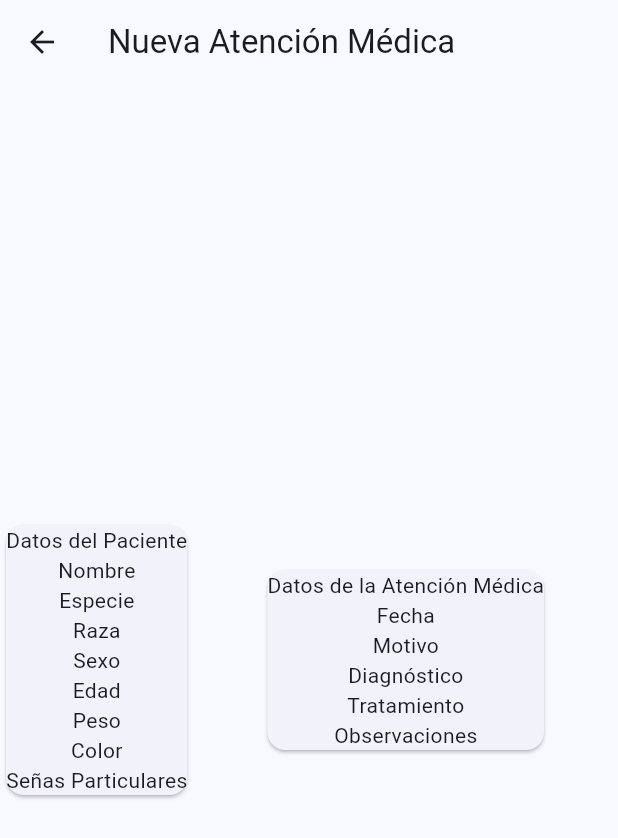
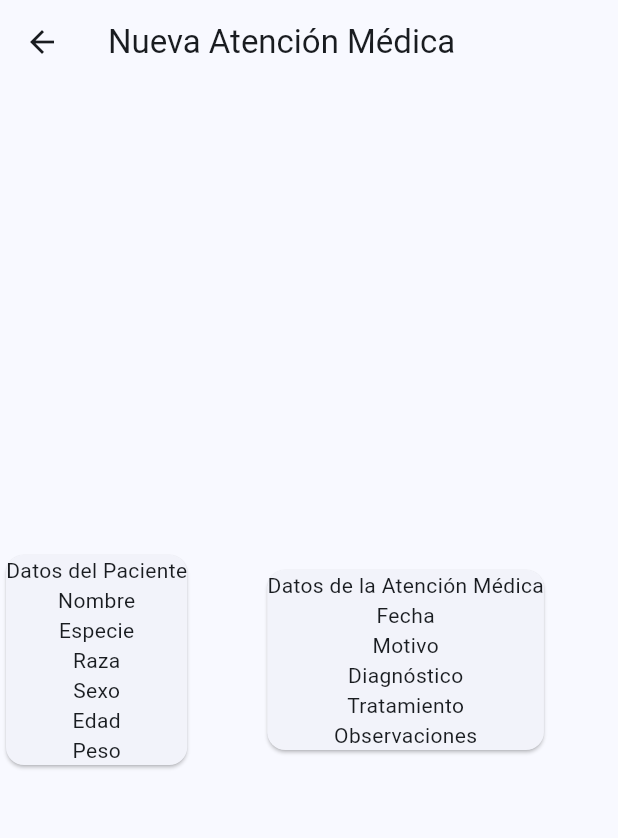
Before and after one commit to HDG-Factory/vitalvet_app, a Flutter app: the RegisterMedicalAttention screen opened directly, on a phone screen of 412 x 824 dp. Shown: the top 838 px of the screen. Run offline on Flutter 3.47's test engine with Material 2 defaults, Android fonts, the light colour scheme and no system bars.

```diff
--- a/lib/ui/pages/medical_atttentions/register_medical_attentions.dart
+++ b/lib/ui/pages/medical_atttentions/register_medical_attentions.dart
@@ -22,8 +22,6 @@ class RegisterMedicalAttention extends StatelessWidget {
                     Text("Sexo"),
                     Text("Edad"),
                     Text("Peso"),
-                    Text("Color"),
-                    Text("Señas Particulares"),
                   ],
                 ),
               ),
```
Also changed, not shown: lib/ui/pages/register/register.dart (added).
